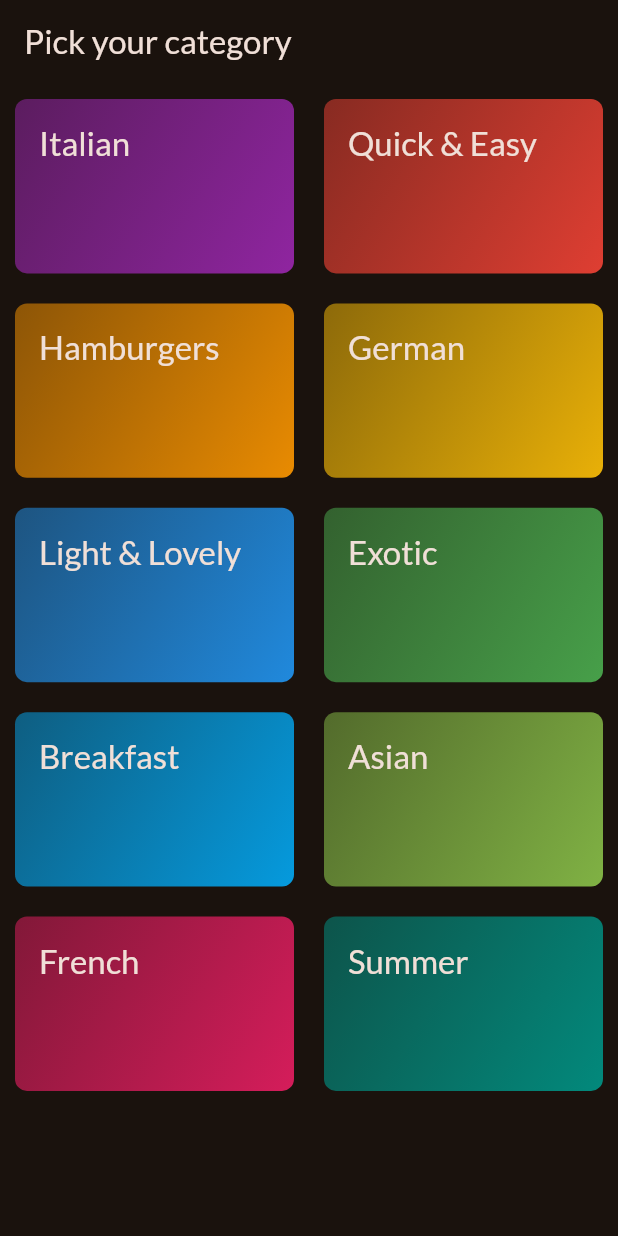
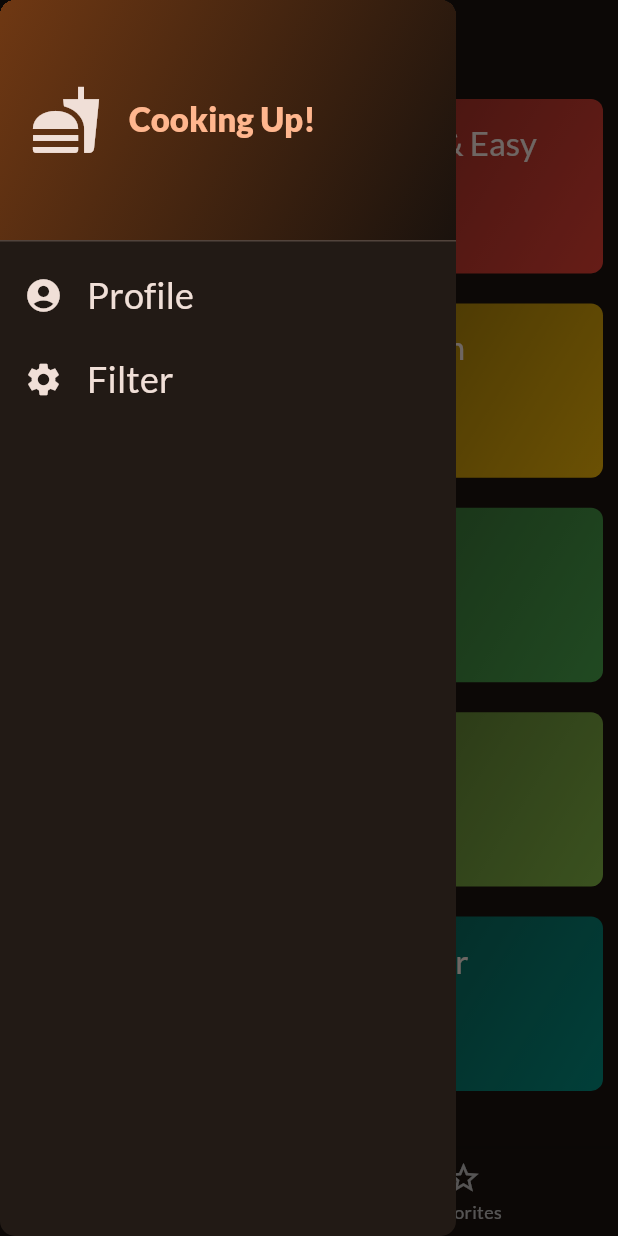
Before and after one commit to Moinak-Majumdar/flutter-course, a Flutter app: the screen it shows after launch, with the side drawer open (before the commit the screen has no drawer), on a phone screen of 412 x 824 dp. Run offline on Flutter 3.47's test engine with Material 2 defaults, Android fonts, the phone set to English and light mode, and no system bars; our stand-ins replace google_fonts, transparent_image.

Commit message:
return data from prev page

```diff
--- a/lib/app/app.dart
+++ b/lib/app/app.dart
@@ -1,11 +1,11 @@
 import 'package:flutter/material.dart';
-import 'package:yumyum/app/screens/categories.dart';
+import 'package:yumyum/app/screens/tabs.dart';
 
 class App extends StatelessWidget {
   const App({super.key});
 
   @override
   Widget build(context) {
-    return const Categories();
+    return const TabNavigation();
   }
 }
--- a/lib/app/screens/categories.dart
+++ b/lib/app/screens/categories.dart
@@ -1,17 +1,18 @@
 import 'package:flutter/material.dart';
 import 'package:yumyum/app/data/dummy.dart';
 import 'package:yumyum/app/widget/category_card.dart';
+import 'package:yumyum/app/models/meal.dart';
 
-class Categories extends StatelessWidget {
-  const Categories({super.key});
+class CategoriesScreen extends StatelessWidget {
+  const CategoriesScreen(
+      {super.key, required this.onToggleFavorite, required this.availableMeal});
+
+  final void Function(Meal m) onToggleFavorite;
+  final List<Meal> availableMeal;
 
   @override
   Widget build(context) {
-    return Scaffold(
-      appBar: AppBar(
-        title: const Text('Pick your category'),
-      ),
-      body: GridView(
+    return GridView(
       padding: const EdgeInsets.all(10),
       gridDelegate: const SliverGridDelegateWithFixedCrossAxisCount(
         crossAxisCount: 2,
@@ -20,9 +21,14 @@ class Categories extends StatelessWidget {
         mainAxisSpacing: 20,
       ),
       children: [
-          ...dummyCategory.map((e) => CategoryCard(category: e)).toList(),
+        ...dummyCategory
+            .map((e) => CategoryCard(
+                  category: e,
+                  onToggleFavorite: onToggleFavorite,
+                  availableMeal: availableMeal,
+                ))
+            .toList(),
       ],
-      ),
     );
   }
 }
--- /dev/null
+++ b/lib/app/screens/profile.dart
@@ -0,0 +1,23 @@
+import 'package:flutter/material.dart';
+
+class Profile extends StatelessWidget {
+  const Profile({super.key});
+
+  @override
+  Widget build(context) {
+    return Scaffold(
+      appBar: AppBar(
+        title: const Text('Profile'),
+      ),
+      body: Center(
+        child: Text(
+          'User\'s profile',
+          style: Theme.of(context)
+              .textTheme
+              .displayMedium!
+              .copyWith(color: Colors.white70),
+        ),
+      ),
+    );
+  }
+}
--- /dev/null
+++ b/lib/app/screens/tabs.dart
@@ -0,0 +1,139 @@
+import 'package:flutter/material.dart';
+import 'package:yumyum/app/data/dummy.dart';
+import 'package:yumyum/app/models/meal.dart';
+import 'package:yumyum/app/screens/categories.dart';
+import 'package:yumyum/app/screens/filter.dart';
+import 'package:yumyum/app/screens/meals.dart';
+import 'package:yumyum/app/screens/profile.dart';
+import 'package:yumyum/app/widget/main_drawer.dart';
+
+void _showInfoMsg(String msg, BuildContext context) {
+  ScaffoldMessenger.of(context).clearSnackBars();
+  ScaffoldMessenger.of(context).showSnackBar(
+    SnackBar(
+      content: Text(msg),
+      duration: const Duration(seconds: 2),
+    ),
+  );
+}
+
+const Map<Filter, bool> initialFilter = {
+  Filter.glutenFree: false,
+  Filter.lactoseFree: false,
+  Filter.vegetarian: false,
+  Filter.vegan: false,
+};
+
+class TabNavigation extends StatefulWidget {
+  const TabNavigation({super.key});
+
+  @override
+  State<TabNavigation> createState() {
+    return _TabNavigationState();
+  }
+}
+
+class _TabNavigationState extends State<TabNavigation> {
+  int _selectedScreenIndex = 0;
+  final List<Meal> _favoriteMeal = [];
+  Map<Filter, bool> _selectedFilters = initialFilter;
+
+  void _toggleMealFavoriteStatus(Meal meal) {
+    final isExisting = _favoriteMeal.contains(meal);
+
+    if (isExisting) {
+      setState(() {
+        _favoriteMeal.remove(meal);
+        _showInfoMsg('Meal is no longer favorite.', context);
+      });
+    } else {
+      setState(() {
+        _favoriteMeal.add(meal);
+        _showInfoMsg('Meal is added to favorite!', context);
+      });
+    }
+  }
+
+  void _selectPage(int index) {
+    setState(() {
+      _selectedScreenIndex = index;
+    });
+  }
+
+  void _navItemAction(String identifier) async {
+    // print(identifier);
+    Navigator.of(context).pop();
+    if (identifier == 'filter') {
+      final response = await Navigator.of(context).push<Map<Filter, bool>>(
+        MaterialPageRoute(
+          builder: (ctx) => FilterScreen(currentFilters: _selectedFilters),
+        ),
+      );
+
+      setState(() {
+        _selectedFilters = response ?? initialFilter;
+      });
+    }
+    if (identifier == 'profile') {
+      Navigator.of(context).push(
+        MaterialPageRoute(
+          builder: (ctx) => const Profile(),
+        ),
+      );
+    }
+  }
+
+  @override
+  Widget build(context) {
+    final availableMealWithFilter = dummyMeals.where((meal) {
+      if (!meal.isGlutenFree && _selectedFilters[Filter.glutenFree]!) {
+        return false;
+      }
+      if (!meal.isLactoseFree && _selectedFilters[Filter.lactoseFree]!) {
+        return false;
+      }
+      if (!meal.isVegan && _selectedFilters[Filter.vegan]!) {
+        return false;
+      }
+      if (!meal.isVegetarian && _selectedFilters[Filter.vegetarian]!) {
+        return false;
+      }
+      return true;
+    }).toList();
+
+    Widget activePage = CategoriesScreen(
+      onToggleFavorite: _toggleMealFavoriteStatus,
+      availableMeal: availableMealWithFilter,
+    );
+
+    String activePageTitle = 'Pick your category';
+
+    if (_selectedScreenIndex == 1) {
+      activePageTitle = 'Favorites';
+      activePage = MealsScreen(
+        meals: _favoriteMeal,
+        onToggleFavorite: _toggleMealFavoriteStatus,
+      );
+    }
+
+    return Scaffold(
+      appBar: AppBar(title: Text(activePageTitle)),
+      body: activePage,
+      drawer: MainDrawer(onNavItemAction: _navItemAction),
+      bottomNavigationBar: BottomNavigationBar(
+        onTap: _selectPage,
+        currentIndex: _selectedScreenIndex,
+        items: const [
+          BottomNavigationBarItem(
+            icon: Icon(Icons.set_meal),
+            label: 'Category',
+          ),
+          BottomNavigationBarItem(
+            icon: Icon(Icons.star_border_outlined),
+            label: 'Favorites',
+          ),
+        ],
+      ),
+    );
+  }
+}
--- a/lib/app/widget/category_card.dart
+++ b/lib/app/widget/category_card.dart
@@ -1,21 +1,32 @@
 import 'package:flutter/material.dart';
-import 'package:yumyum/app/data/dummy.dart';
+// import 'package:yumyum/app/data/dummy.dart';
 import 'package:yumyum/app/models/category.dart';
 // import 'package:yumyum/app/models/meal.dart';
 import 'package:yumyum/app/screens/meals.dart';
+import 'package:yumyum/app/models/meal.dart';
 
 class CategoryCard extends StatelessWidget {
-  const CategoryCard({super.key, required this.category});
+  const CategoryCard(
+      {super.key,
+      required this.category,
+      required this.onToggleFavorite,
+      required this.availableMeal});
 
   final Category category;
+  final void Function(Meal m) onToggleFavorite;
+  final List<Meal> availableMeal;
 
   void _pageChanger(BuildContext context) {
-    final filterMeals = dummyMeals
+    final filterMeals = availableMeal
         .where((element) => element.categories.contains(category.id))
         .toList();
     Navigator.of(context).push(
       MaterialPageRoute(
-        builder: (ctx) => Meals(title: category.title, meals: filterMeals),
+        builder: (ctx) => MealsScreen(
+          title: category.title,
+          meals: filterMeals,
+          onToggleFavorite: onToggleFavorite,
+        ),
       ),
     );
   }
--- /dev/null
+++ b/lib/app/widget/main_drawer.dart
@@ -0,0 +1,95 @@
+import 'package:flutter/material.dart';
+
+class MainDrawer extends StatelessWidget {
+  const MainDrawer({super.key, required this.onNavItemAction});
+  final void Function(String identifier) onNavItemAction;
+
+  @override
+  Widget build(context) {
+    return Drawer(
+      shape: const RoundedRectangleBorder(
+        borderRadius: BorderRadius.all(
+          Radius.circular(10),
+        ),
+      ),
+      child: Column(
+        children: [
+          DrawerHeader(
+            padding: const EdgeInsets.all(20),
+            decoration: BoxDecoration(
+              gradient: LinearGradient(
+                colors: [
+                  Theme.of(context).colorScheme.primaryContainer,
+                  Theme.of(context).colorScheme.surface,
+                ],
+                begin: Alignment.topLeft,
+                end: Alignment.bottomRight,
+              ),
+            ),
+            child: Row(
+              children: [
+                Icon(
+                  Icons.fastfood,
+                  size: 48,
+                  color: Theme.of(context).colorScheme.onSurface,
+                ),
+                const SizedBox(width: 18),
+                Text(
+                  'Cooking Up!',
+                  style: Theme.of(context).textTheme.titleLarge!.copyWith(
+                        color: Theme.of(context).colorScheme.primary,
+                        fontWeight: FontWeight.w800,
+                      ),
+                ),
+              ],
+            ),
+          ),
+          NavItem(
+            icon: Icons.account_circle,
+            title: 'Profile',
+            action: () {
+              onNavItemAction('profile');
+            },
+          ),
+          NavItem(
+            icon: Icons.settings,
+            title: 'Filter',
+            action: () {
+              onNavItemAction('filter');
+            },
+          ),
+        ],
+      ),
+    );
+  }
+}
+
+class NavItem extends StatelessWidget {
+  const NavItem(
+      {super.key,
+      required this.icon,
+      required this.title,
+      required this.action});
+  final String title;
+  final IconData icon;
+  final void Function() action;
+
+  @override
+  Widget build(context) {
+    return ListTile(
+      leading: Icon(
+        icon,
+        color: Theme.of(context).colorScheme.onBackground,
+        size: 26,
+      ),
+      title: Text(
+        title,
+        style: Theme.of(context).textTheme.titleSmall!.copyWith(
+              color: Theme.of(context).colorScheme.onBackground,
+              fontSize: 24,
+            ),
+      ),
+      onTap: action,
+    );
+  }
+}
```
Also changed, not shown: lib/app/screens/filter.dart (added, +142 -0 lines), lib/app/screens/meal_details.dart (+11 -1 lines), lib/app/screens/meals.dart (+21 -7 lines), lib/app/widget/meal_card.dart (+8 -3 lines). Lines whose indentation alone changed are shown as unchanged.
